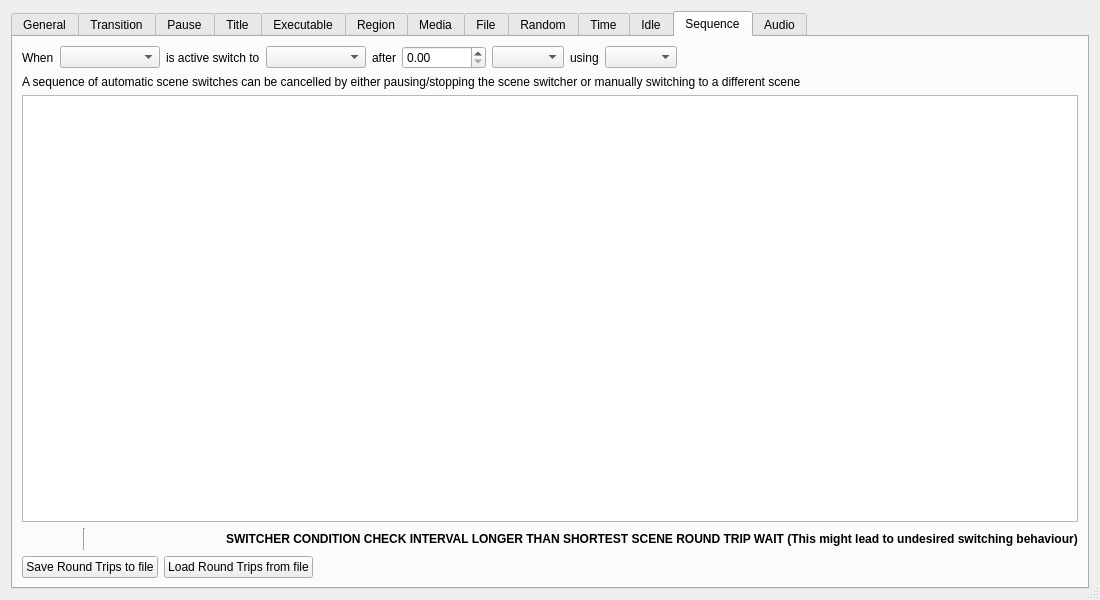
Above: forms/advanced-scene-switcher.ui from WarmUpTill/SceneSwitcher before the change. Below: the same form after it.
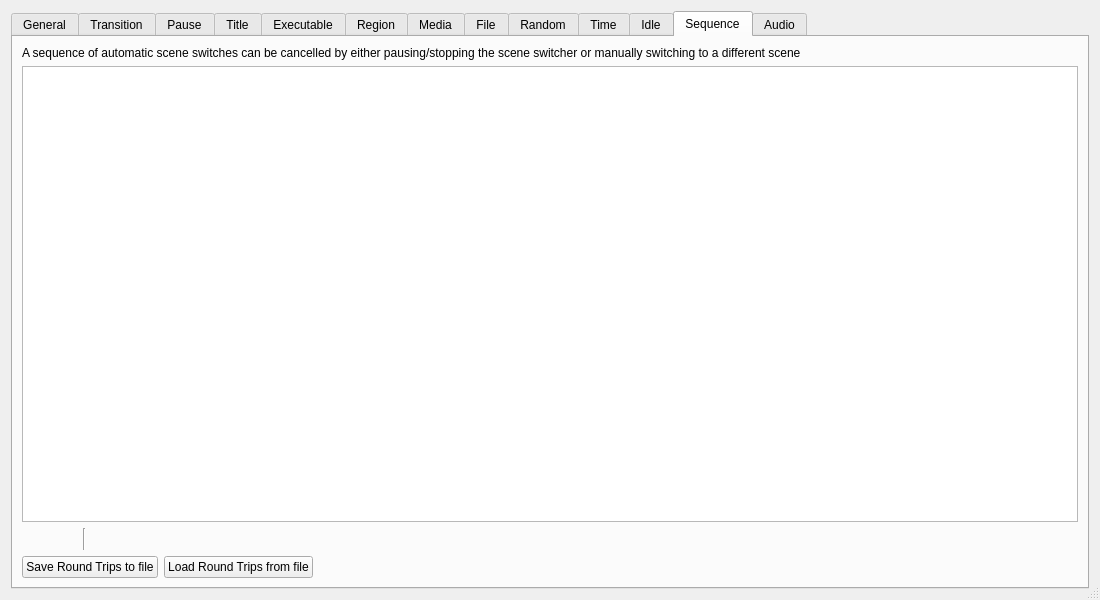
That is the form after the change. The open tabs and pages were chosen to show the change. Icons and pictures are not drawn.

Commit message: update UI of scene sequence tab

What changed in the file:
```diff
--- a/forms/advanced-scene-switcher.ui
+++ b/forms/advanced-scene-switcher.ui
@@ -2814,99 +2814,6 @@
        <string notr="true">Sequence</string>
       </attribute>
       <layout class="QVBoxLayout" name="verticalLayout_3">
-       <item>
-        <layout class="QHBoxLayout" name="horizontalLayout_11">
-         <item>
-          <widget class="QLabel" name="label_10">
-           <property name="text">
-            <string>When</string>
-           </property>
-          </widget>
-         </item>
-         <item>
-          <widget class="QComboBox" name="sceneSequenceScenes1">
-           <property name="sizePolicy">
-            <sizepolicy hsizetype="Maximum" vsizetype="Fixed">
-             <horstretch>0</horstretch>
-             <verstretch>0</verstretch>
-            </sizepolicy>
-           </property>
-           <property name="minimumSize">
-            <size>
-             <width>100</width>
-             <height>0</height>
-            </size>
-           </property>
-          </widget>
-         </item>
-         <item>
-          <widget class="QLabel" name="label_11">
-           <property name="text">
-            <string>is active switch to</string>
-           </property>
-          </widget>
-         </item>
-         <item>
-          <widget class="QComboBox" name="sceneSequenceScenes2">
-           <property name="sizePolicy">
-            <sizepolicy hsizetype="Maximum" vsizetype="Fixed">
-             <horstretch>0</horstretch>
-             <verstretch>0</verstretch>
-            </sizepolicy>
-           </property>
-           <property name="minimumSize">
-            <size>
-             <width>100</width>
-             <height>0</height>
-            </size>
-           </property>
-          </widget>
-         </item>
-         <item>
-          <widget class="QLabel" name="label_12">
-           <property name="text">
-            <string>after</string>
-           </property>
-          </widget>
-         </item>
-         <item>
-          <widget class="QDoubleSpinBox" name="sceneSequenceSpinBox">
-           <property name="suffix">
-            <string/>
-           </property>
-           <property name="maximum">
-            <double>999999999.000000000000000</double>
-           </property>
-          </widget>
-         </item>
-         <item>
-          <widget class="QComboBox" name="sceneSequenceDelayUnits"/>
-         </item>
-         <item>
-          <widget class="QLabel" name="label_17">
-           <property name="text">
-            <string>using</string>
-           </property>
-          </widget>
-         </item>
-         <item>
-          <widget class="QComboBox" name="sceneSequenceTransitions"/>
-         </item>
-         <item>
-          <spacer name="horizontalSpacer_9">
-           <property name="orientation">
-            <enum>Qt::Horizontal</enum>
-           </property>
-           <property name="sizeHint" stdset="0">
-            <size>
-             <width>40</width>
-             <height>20</height>
-            </size>
-           </property>
-          </spacer>
-         </item>
-        </layout>
-       </item>
        <item>
         <widget class="QLabel" name="label_35">
          <property name="text">
@@ -3059,19 +2966,6 @@
            </property>
           </spacer>
          </item>
-         <item>
-          <widget class="QLabel" name="intervalWarning">
-           <property name="font">
-            <font>
-             <weight>75</weight>
-             <bold>true</bold>
-            </font>
-           </property>
-           <property name="text">
-            <string>SWITCHER CONDITION CHECK INTERVAL LONGER THAN SHORTEST SCENE ROUND TRIP WAIT (This might lead to undesired switching behaviour)</string>
-           </property>
-          </widget>
-         </item>
         </layout>
        </item>
        <item>
```
The commit also changes 6 other files.
